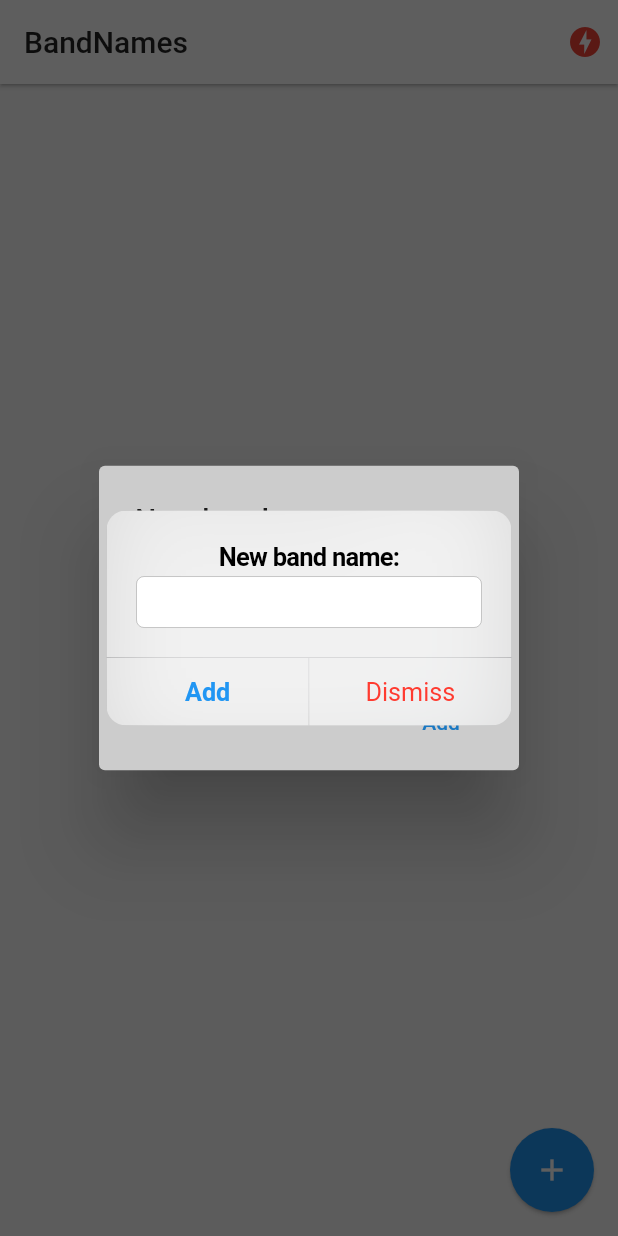
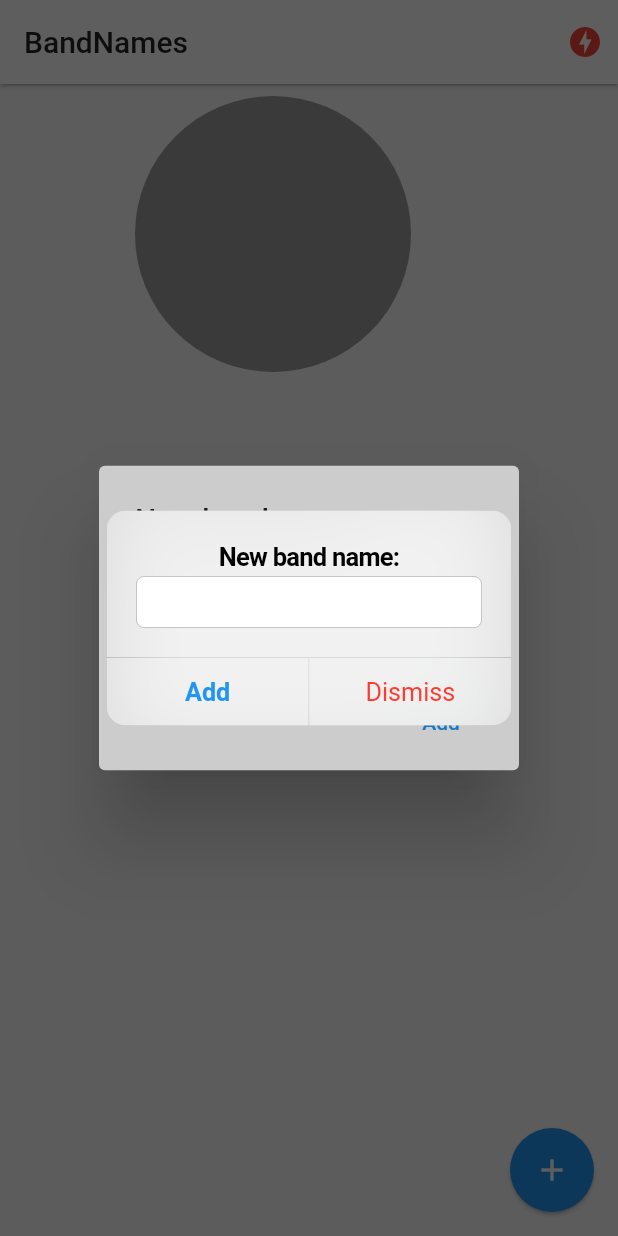
Before and after one commit to antoniporu/flutter-bandnames-socket, a Flutter app: the screen it shows after launch, after a tap on the "add" icon, on a phone screen of 412 x 824 dp. Run offline on Flutter 3.47's test engine with Material 2 defaults, Android fonts, the phone set to English and light mode, and no system bars; drawn by our look-alikes of pie_chart; our stand-ins replace socket_io_client; network calls fail.

Commit message:
Sección 4: 40. Gráfica en tiempo real

```diff
--- a/lib/pages/home.dart
+++ b/lib/pages/home.dart
@@ -5,6 +5,7 @@ import 'package:flutter/cupertino.dart';
 import 'package:flutter/material.dart';
 
 import 'package:band_names/models/band.dart';
+import 'package:pie_chart/pie_chart.dart';
 import 'package:provider/provider.dart';
 
 class HomePage extends StatefulWidget {
@@ -58,9 +59,16 @@ class _HomePageState extends State<HomePage> {
           ),
         ],
       ),
-      body: ListView.builder(
-        itemCount: bands.length,
-        itemBuilder: (context, i) => _bandTile(bands[i]),
+      body: Column(
+        children: <Widget>[
+          _showGraph(),
+          Expanded(
+            child: ListView.builder(
+              itemCount: bands.length,
+              itemBuilder: (context, i) => _bandTile(bands[i]),
+            ),
+          ),
+        ],
       ),
       floatingActionButton: FloatingActionButton(
         child: const Icon(Icons.add),
@@ -98,7 +106,10 @@ class _HomePageState extends State<HomePage> {
           '${band.votes}',
           style: const TextStyle(fontSize: 20),
         ),
-        onTap: () => socketService.socket.emit('vote-band', {'id': band.id}),
+        onTap: () {
+          socketService.socket.emit('vote-band', {'id': band.id});
+          setState(() {});
+        },
       ),
     );
   }
@@ -159,4 +170,14 @@ class _HomePageState extends State<HomePage> {
 
     Navigator.pop(context);
   }
+
+  Widget _showGraph() {
+    Map<String, double> dataMap = {};
+    bands.forEach((element) {
+      dataMap.putIfAbsent(element.name, () => element.votes.toDouble());
+    });
+
+    return Container(
+        width: double.infinity, height: 200, child: PieChart(dataMap: dataMap));
+  }
 }
--- a/pubspec.yaml
+++ b/pubspec.yaml
@@ -36,6 +36,7 @@ dependencies:
   cupertino_icons: ^1.0.2
   socket_io_client: ^1.0.1
   provider: ^6.0.0
+  pie_chart: ^5.0.1
 
 dev_dependencies:
   flutter_test:
```
Also changed, not shown: pubspec.lock.
